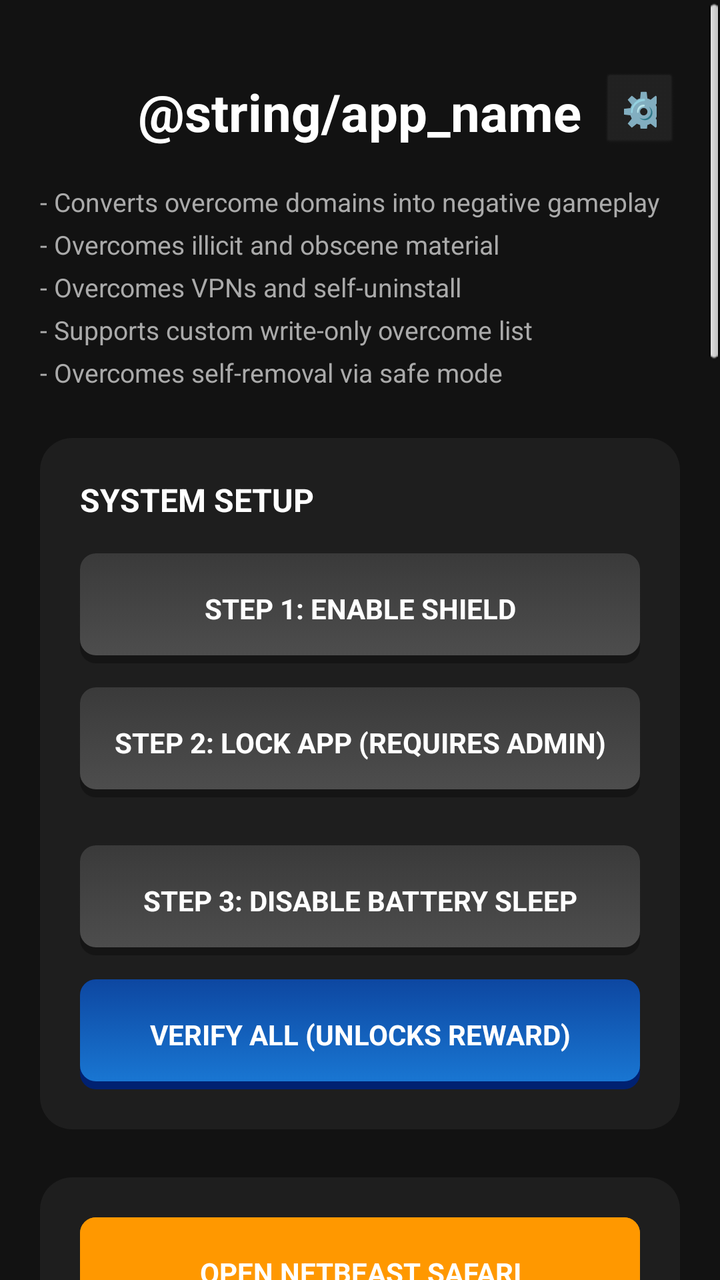
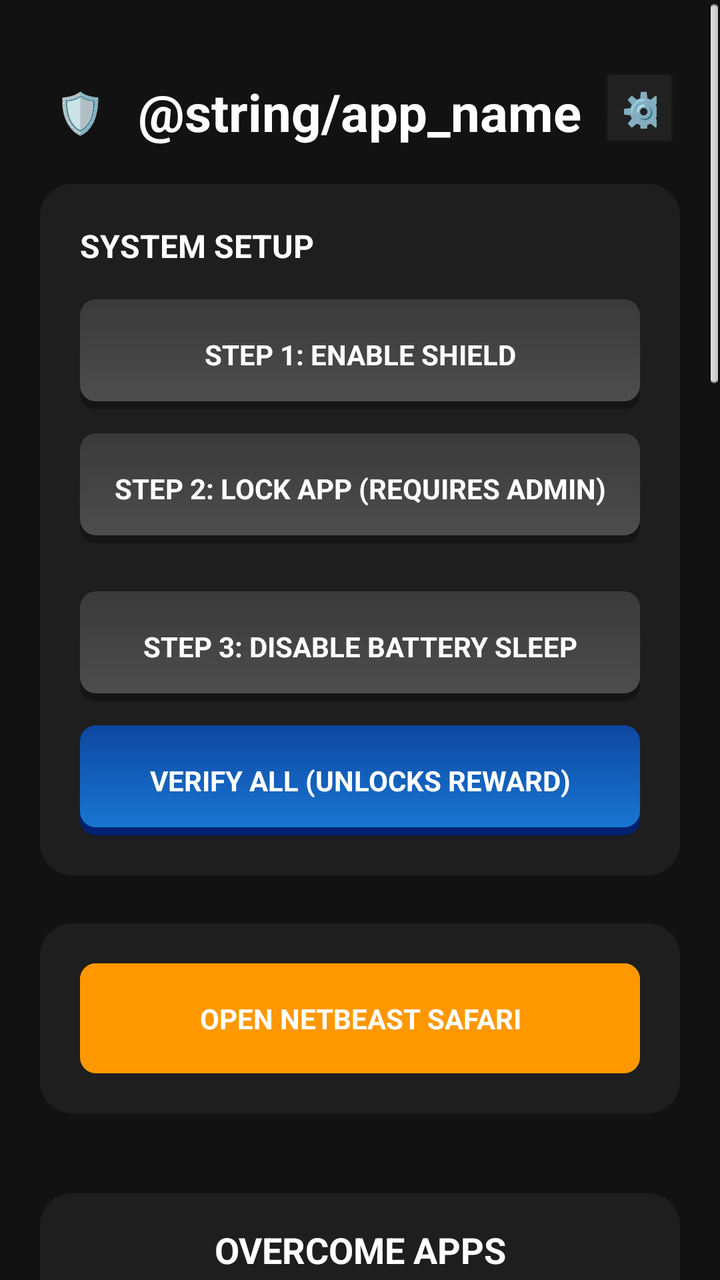

An Android layout rendered at two revisions. The XML below is the earlier revision; the diff shows what the commit changed to produce the second picture.
<!-- AndroidManifest.xml: application theme android:Theme.NoTitleBar -->
<!-- res/layout/activity_main.xml -->
<?xml version="1.0" encoding="utf-8"?>
<ScrollView xmlns:android="http://schemas.android.com/apk/res/android"
    android:layout_width="match_parent" android:layout_height="match_parent"
    android:background="#121212" android:fillViewport="true">
    <LinearLayout android:id="@+id/llMainContent" android:orientation="vertical" android:padding="20dp" android:gravity="center_horizontal"
        android:layout_width="match_parent" android:layout_height="wrap_content">

        <RelativeLayout android:layout_width="match_parent" android:layout_height="wrap_content" android:layout_marginTop="16dp" android:layout_marginBottom="16dp">
            <TextView android:layout_width="wrap_content" android:layout_height="wrap_content" android:text="@string/app_name" android:textColor="#FFFFFF" android:textSize="26sp" android:textStyle="bold" android:layout_centerInParent="true"/>
            <Button android:id="@+id/btnSettings" android:layout_width="40dp" android:layout_height="40dp" android:text="⚙️" android:textSize="18sp" android:backgroundTint="#222" android:textColor="#FFF" android:layout_alignParentEnd="true" android:layout_centerVertical="true"/>
        </RelativeLayout>

        <TextView android:layout_width="match_parent" android:layout_height="wrap_content"
            android:text="- Converts overcome domains into negative gameplay\n- Overcomes illicit and obscene material\n- Overcomes VPNs and self-uninstall\n- Supports custom write-only overcome list\n- Overcomes self-removal via safe mode"
            android:textColor="#AAAAAA" android:textSize="13sp" android:layout_marginBottom="24dp" android:lineSpacingExtra="6dp"/>

        <Button android:id="@+id/btnSafeAppManager" android:layout_width="match_parent" android:layout_height="60dp" android:text="SAFE APP MANAGER (UNINSTALL APPS)" android:background="@drawable/bg_btn_accent" android:textColor="#FFFFFF" android:visibility="gone" android:layout_marginBottom="16dp"/>

        <LinearLayout android:id="@+id/llMomentumContainer" android:layout_width="match_parent" android:layout_height="wrap_content" android:orientation="vertical" android:visibility="gone" android:background="@drawable/bg_card" android:padding="16dp" android:layout_marginBottom="16dp">
            <TextView android:layout_width="match_parent" android:layout_height="wrap_content" android:text="MOMENTUM CORE" android:textAlignment="center" android:textColor="#FFFFFF" android:textSize="20sp" android:textStyle="bold" />
            <ProgressBar android:id="@+id/barMomentum" style="?android:attr/progressBarStyleHorizontal" android:layout_width="match_parent" android:layout_height="24dp" android:layout_marginTop="12dp" android:max="100" android:progress="0" />
            <TextView android:id="@+id/tvMomentumText" android:layout_width="match_parent" android:layout_height="wrap_content" android:text="0 MINS AVAILABLE" android:textAlignment="center" android:textColor="#4CAF50" android:textSize="18sp" android:textStyle="bold" />
            <TextView android:layout_width="match_parent" android:layout_height="wrap_content" android:text="Use them before they evaporate." android:textAlignment="center" android:textColor="#888888" android:textSize="12sp" android:layout_marginBottom="16dp"/>

            <LinearLayout android:layout_width="match_parent" android:layout_height="wrap_content" android:orientation="horizontal">
                <Button android:id="@+id/btnTabEarned" android:layout_width="0dp" android:layout_height="70dp" android:layout_weight="1" android:background="@drawable/bg_btn_accent" android:text="GAINED" android:textColor="#FFFFFF" />
                <Button android:id="@+id/btnTabSpent" android:layout_width="0dp" android:layout_height="70dp" android:layout_weight="1" android:background="@drawable/bg_btn_standard" android:text="SPEND" android:textColor="#FFFFFF" />
                <Button android:id="@+id/btnTabLeaders" android:layout_width="0dp" android:layout_height="70dp" android:layout_weight="1" android:background="@drawable/bg_btn_standard" android:text="LEADERS" android:textColor="#FFFFFF" />
            </LinearLayout>

            <LinearLayout android:id="@+id/llEarnedList" android:layout_width="match_parent" android:layout_height="wrap_content" android:orientation="vertical" android:layout_marginTop="12dp"/>
            <LinearLayout android:id="@+id/llSpentList" android:layout_width="match_parent" android:layout_height="wrap_content" android:orientation="vertical" android:layout_marginTop="12dp" android:visibility="gone"/>
            <LinearLayout android:id="@+id/llLeaderList" android:layout_width="match_parent" android:layout_height="wrap_content" android:orientation="vertical" android:layout_marginTop="12dp" android:visibility="gone"/>
        </LinearLayout>

        <include layout="@layout/card_onboarding"/>

        <LinearLayout android:id="@+id/llSafariCard" style="@style/AppCard">
            <Button android:id="@+id/btnGame" style="@style/AppButton.Accent" android:backgroundTint="#FF9800" android:text="OPEN NETBEAST SAFARI" android:layout_marginBottom="0dp"/>
        </LinearLayout>

        <include layout="@layout/card_overcome"/>

        
        <LinearLayout android:layout_width="match_parent" android:layout_height="wrap_content" android:orientation="vertical" android:background="@drawable/bg_card" android:padding="16dp" android:layout_marginTop="16dp" android:layout_marginBottom="16dp">
            <TextView android:layout_width="match_parent" android:layout_height="wrap_content" android:text="HABIT SUBSTITUTION" android:textAlignment="center" android:textColor="#4CAF50" android:textSize="18sp" android:textStyle="bold" android:layout_marginBottom="8dp"/>
            <TextView android:layout_width="match_parent" android:layout_height="wrap_content" android:text="Redirect bad habits instantly into productive ones." android:textAlignment="center" android:textColor="#888" android:textSize="12sp" android:layout_marginBottom="16dp"/>
            
            <TextView android:layout_width="match_parent" android:layout_height="wrap_content" android:text="When I try to access:" android:textColor="#FFF" android:textSize="14sp" />
            <Spinner android:id="@+id/spinRedirectTrigger" android:layout_width="match_parent" android:layout_height="48dp" android:backgroundTint="#4CAF50" android:layout_marginBottom="12dp"/>
            
            <TextView android:layout_width="match_parent" android:layout_height="wrap_content" android:text="Channel energy to:" android:textColor="#FFF" android:textSize="14sp" />
            <Spinner android:id="@+id/spinRedirectTarget" android:layout_width="match_parent" android:layout_height="48dp" android:backgroundTint="#4CAF50" android:layout_marginBottom="8dp"/>
            
            <EditText android:id="@+id/etCustomRedirect" android:layout_width="match_parent" android:layout_height="48dp" android:hint="Enter custom URL (e.g. en.wikipedia.org)" android:textColorHint="#666" android:textColor="#FFF" android:backgroundTint="#FFF" android:singleLine="true" android:visibility="gone" android:layout_marginBottom="8dp"/>
            <Spinner android:id="@+id/spinCustomApp" android:layout_width="match_parent" android:layout_height="48dp" android:backgroundTint="#4CAF50" android:visibility="gone" android:layout_marginBottom="8dp"/>
            
            <Button android:id="@+id/btnAddRedirect" android:layout_width="match_parent" android:layout_height="50dp" android:background="@drawable/bg_btn_success" android:text="ADD REDIRECT" android:textColor="#FFFFFF" />
            
            <LinearLayout android:id="@+id/llRedirects" android:layout_width="match_parent" android:layout_height="wrap_content" android:orientation="vertical" android:layout_marginTop="16dp"/>
        </LinearLayout>

        
        <LinearLayout android:id="@+id/llNightfallCard" android:layout_width="match_parent" android:layout_height="wrap_content" android:orientation="vertical" android:background="@drawable/bg_card" android:padding="16dp" android:layout_marginTop="16dp" android:layout_marginBottom="16dp">
            <TextView android:layout_width="match_parent" android:layout_height="wrap_content" android:text="🌙 NIGHTFALL SHIELD" android:textAlignment="center" android:textColor="#00BCD4" android:textSize="18sp" android:textStyle="bold" android:layout_marginBottom="8dp"/>
            <TextView android:layout_width="match_parent" android:layout_height="wrap_content" android:text="Locks out non-essential apps during rest hours, allowing only calls and messages." android:textAlignment="center" android:textColor="#888" android:textSize="12sp" android:layout_marginBottom="16dp"/>
            <CheckBox android:id="@+id/cbMainNightfall" android:layout_width="match_parent" android:layout_height="wrap_content" android:text="Enable Nightfall Mode (Calls Only)" android:textColor="#FFF" android:textSize="14sp" android:layout_marginBottom="12dp"/>
            <LinearLayout android:id="@+id/llMainNightfallTimes" android:layout_width="match_parent" android:layout_height="wrap_content" android:orientation="horizontal" android:visibility="gone" android:layout_marginBottom="8dp">
                <Button android:id="@+id/btnMainNightfallStart" android:layout_width="0dp" android:layout_height="50dp" android:layout_weight="1" android:background="@drawable/bg_btn_standard" android:text="Start: Not Set" android:textColor="#FFFFFF" android:layout_marginEnd="4dp"/>
                <Button android:id="@+id/btnMainNightfallEnd" android:layout_width="0dp" android:layout_height="50dp" android:layout_weight="1" android:background="@drawable/bg_btn_standard" android:text="End: Not Set" android:textColor="#FFFFFF" android:layout_marginStart="4dp"/>
            </LinearLayout>
        </LinearLayout>

        
        <LinearLayout android:layout_width="match_parent" android:layout_height="wrap_content" android:orientation="vertical" android:background="@drawable/bg_card" android:padding="16dp" android:layout_marginTop="24dp" android:layout_marginBottom="16dp">
            <TextView android:layout_width="match_parent" android:layout_height="wrap_content" android:text="DRASTIC OVERCOMING" android:textAlignment="center" android:textColor="#F44336" android:textSize="18sp" android:textStyle="bold" android:layout_marginBottom="12dp"/>
            <TextView android:layout_width="match_parent" android:layout_height="wrap_content" android:text="These nuclear options can be engaged instantly, but can ONLY be disabled by scheduling a System Override Pause below." android:textAlignment="center" android:textColor="#888888" android:textSize="12sp" android:layout_marginBottom="16dp"/>
            
            <Button android:id="@+id/btnDrasticDumbPhoneCamera" android:layout_width="match_parent" android:layout_height="50dp" android:background="@drawable/bg_btn_warning" android:text="Dumb Phone (WITH Camera)" android:textColor="#FFFFFF" android:layout_marginBottom="8dp"/>
            <Button android:id="@+id/btnDrasticDumbPhoneNoCamera" android:layout_width="match_parent" android:layout_height="50dp" android:background="@drawable/bg_btn_warning" android:text="Dumb Phone (NO Camera)" android:textColor="#FFFFFF" android:layout_marginBottom="8dp"/>
            
            <Button android:id="@+id/btnDrasticNoInternet" android:layout_width="match_parent" android:layout_height="50dp" android:background="@drawable/bg_btn_warning" android:text="Remove Internet From My Phone" android:textColor="#FFFFFF" android:layout_marginBottom="8dp"/>
            <Button android:id="@+id/btnDrasticNoVideos" android:layout_width="match_parent" android:layout_height="50dp" android:background="@drawable/bg_btn_warning" android:text="Block All Videos System-Wide" android:textColor="#FFFFFF" android:layout_marginBottom="8dp"/>
            <Button android:id="@+id/btnDrasticCallsOnly" android:layout_width="match_parent" android:layout_height="50dp" android:background="@drawable/bg_btn_danger" android:text="Calls and Texts ONLY" android:textColor="#FFFFFF"/>
        </LinearLayout>

        
        <LinearLayout android:id="@+id/llDebugTerminal" android:layout_width="match_parent" android:layout_height="250dp" android:orientation="vertical" android:visibility="gone" android:background="#000000" android:padding="8dp" android:layout_marginTop="24dp" android:layout_marginBottom="16dp">
            <TextView android:layout_width="match_parent" android:layout_height="wrap_content" android:text="LIVE UI DEBUGGER ACTIVE" android:textColor="#00FF00" android:textSize="12sp" android:textStyle="bold" android:layout_marginBottom="4dp"/>
            <ScrollView android:layout_width="match_parent" android:layout_height="match_parent">
                <TextView android:id="@+id/tvTerminalOutput" android:layout_width="match_parent" android:layout_height="wrap_content" android:textColor="#00FF00" android:textSize="10sp" android:fontFamily="monospace"/>
            </ScrollView>
        </LinearLayout>
        
        
        <Button android:id="@+id/btnToggleOverride" android:layout_width="match_parent" android:layout_height="60dp" android:layout_marginTop="24dp" android:background="@drawable/bg_btn_standard" android:text="SYSTEM OVERRIDE (UNINSTALL/PAUSE)" android:textColor="#FFFFFF" />
        <LinearLayout android:id="@+id/llOverrideDetails" android:layout_width="match_parent" android:layout_height="wrap_content" android:orientation="vertical" android:visibility="gone" android:background="@drawable/bg_card" android:padding="16dp" android:layout_marginTop="8dp" android:layout_marginBottom="40dp">
            <TextView android:id="@+id/tvOverrideStatus" android:layout_width="match_parent" android:layout_height="wrap_content" android:text="Select delay before unlock:" android:textColor="#FFFFFF" android:textSize="14sp" android:layout_marginBottom="12dp"/>
            <SeekBar android:id="@+id/seekOverride" android:layout_width="match_parent" android:layout_height="wrap_content" android:max="4" android:progress="0" />
            <LinearLayout android:layout_width="match_parent" android:layout_height="wrap_content" android:orientation="horizontal" android:layout_marginTop="4dp">
                <TextView android:layout_width="0dp" android:layout_height="wrap_content" android:layout_weight="1" android:text="1D" android:textColor="#888" android:textSize="11sp" android:gravity="start"/>
                <TextView android:layout_width="0dp" android:layout_height="wrap_content" android:layout_weight="1" android:text="3D" android:textColor="#888" android:textSize="11sp" android:gravity="center"/>
                <TextView android:layout_width="0dp" android:layout_height="wrap_content" android:layout_weight="1" android:text="5D" android:textColor="#888" android:textSize="11sp" android:gravity="center"/>
                <TextView android:layout_width="0dp" android:layout_height="wrap_content" android:layout_weight="1" android:text="1W" android:textColor="#888" android:textSize="11sp" android:gravity="center"/>
                <TextView android:layout_width="0dp" android:layout_height="wrap_content" android:layout_weight="1" android:text="2W" android:textColor="#888" android:textSize="11sp" android:gravity="end"/>
            </LinearLayout>
            <TextView android:layout_width="match_parent" android:layout_height="wrap_content" android:text="Note: You can only increase this delay, never decrease it." android:textColor="#F44336" android:textSize="12sp" android:layout_marginTop="8dp" android:layout_marginBottom="16dp" android:textStyle="italic"/>
            <LinearLayout android:layout_width="match_parent" android:layout_height="wrap_content" android:orientation="horizontal">
                <Button android:id="@+id/btnSchedPause" android:layout_width="0dp" android:layout_height="50dp" android:layout_weight="1" android:background="@drawable/bg_btn_warning" android:text="SCHED PAUSE" android:textColor="#FFFFFF" android:layout_marginEnd="4dp"/>
                <Button android:id="@+id/btnSchedUninstall" android:layout_width="0dp" android:layout_height="50dp" android:layout_weight="1" android:background="@drawable/bg_btn_danger" android:text="SCHED UNINSTALL" android:textColor="#FFFFFF" android:layout_marginStart="4dp"/>
            </LinearLayout>
        </LinearLayout>

    </LinearLayout>
</ScrollView>
<!-- res/layout/card_onboarding.xml (included above) -->
<?xml version="1.0" encoding="utf-8"?>
<LinearLayout xmlns:android="http://schemas.android.com/apk/res/android"
    android:id="@+id/llOnboarding" style="@style/AppCard">
    <TextView android:layout_width="wrap_content" android:layout_height="wrap_content" style="@style/TextHeader" android:text="SYSTEM SETUP"/>
    
    <Button android:id="@+id/btnStep1" style="@style/AppButton.Standard" android:text="STEP 1: ENABLE SHIELD"/>
    <Button android:id="@+id/btnStep2" style="@style/AppButton.Standard" android:text="STEP 2: LOCK APP (REQUIRES ADMIN)"/>
    <Button android:id="@+id/btnStepBatteryOpt" style="@style/AppButton.Standard" android:text="STEP 3: DISABLE BATTERY SLEEP" android:layout_marginTop="12dp"/>
    
    
    <Button android:id="@+id/btnStep4" style="@style/AppButton.Standard" android:text="STEP 4: FIX OEM AUTOSTART" android:layout_marginTop="12dp" android:visibility="gone"/>
    <Button android:id="@+id/btnStep5" style="@style/AppButton.Standard" android:text="STEP 5: FIX OEM BATTERY SAVER" android:layout_marginTop="12dp" android:visibility="gone"/>
    
    <Button android:id="@+id/btnTestFilter" style="@style/AppButton.Accent" android:text="VERIFY ALL (UNLOCKS REWARD)" android:layout_marginBottom="0dp"/>
</LinearLayout>
<!-- res/layout/card_overcome.xml (included above) -->
<?xml version="1.0" encoding="utf-8"?>
<LinearLayout xmlns:android="http://schemas.android.com/apk/res/android"
    android:layout_width="match_parent" android:layout_height="wrap_content"
    android:orientation="vertical" android:background="@drawable/bg_card"
    android:padding="16dp" android:layout_marginTop="16dp" android:layout_marginBottom="16dp"
    android:id="@+id/cardOvercomeApp">

    <TextView android:layout_width="match_parent" android:layout_height="wrap_content"
        android:text="OVERCOME APPS" android:textAlignment="center" android:textColor="#FFFFFF" android:textSize="18sp" android:textStyle="bold" />

    <GridLayout android:layout_width="match_parent" android:layout_height="wrap_content"
        android:columnCount="2" android:layout_marginTop="8dp">

        <Spinner android:id="@+id/spinSocialApps" android:layout_width="0dp" android:layout_height="48dp" android:layout_columnWeight="1" android:layout_margin="4dp" android:backgroundTint="#4CAF50" />
        <Spinner android:id="@+id/spinVideoApps" android:layout_width="0dp" android:layout_height="48dp" android:layout_columnWeight="1" android:layout_margin="4dp" android:backgroundTint="#4CAF50" />
        <Spinner android:id="@+id/spinNewsApps" android:layout_width="0dp" android:layout_height="48dp" android:layout_columnWeight="1" android:layout_margin="4dp" android:backgroundTint="#4CAF50" />
        <Spinner android:id="@+id/spinAllApps" android:layout_width="0dp" android:layout_height="48dp" android:layout_columnWeight="1" android:layout_margin="4dp" android:backgroundTint="#4CAF50" />
    </GridLayout>

    <LinearLayout android:id="@+id/llBannedApps" android:layout_width="match_parent" android:layout_height="wrap_content" android:orientation="vertical" android:layout_marginTop="8dp"/>

    <TextView android:layout_width="match_parent" android:layout_height="wrap_content"
        android:text="OVERCOME WEBSITES" android:textAlignment="center" android:textColor="#FFFFFF" android:textSize="18sp" android:textStyle="bold" android:layout_marginTop="24dp"
        android:id="@+id/cardOvercomeWeb"/>

    <GridLayout android:layout_width="match_parent" android:layout_height="wrap_content"
        android:columnCount="2" android:layout_marginTop="8dp">

        <Spinner android:id="@+id/spinSocialWeb" android:layout_width="0dp" android:layout_height="48dp" android:layout_columnWeight="1" android:layout_margin="4dp" android:backgroundTint="#2196F3" />
        <Spinner android:id="@+id/spinVideoWeb" android:layout_width="0dp" android:layout_height="48dp" android:layout_columnWeight="1" android:layout_margin="4dp" android:backgroundTint="#2196F3" />
        <Spinner android:id="@+id/spinNewsWeb" android:layout_width="0dp" android:layout_height="48dp" android:layout_columnWeight="1" android:layout_margin="4dp" android:backgroundTint="#2196F3" />
        <Spinner android:id="@+id/spinSearchWeb" android:layout_width="0dp" android:layout_height="48dp" android:layout_columnWeight="1" android:layout_margin="4dp" android:backgroundTint="#2196F3" />
    </GridLayout>

    <LinearLayout android:layout_width="match_parent" android:layout_height="wrap_content" android:orientation="horizontal" android:layout_marginTop="8dp">
        <EditText android:id="@+id/etCustomWeb" android:layout_width="0dp" android:layout_height="48dp" android:layout_weight="1" android:hint="Or enter custom URL..." android:textColorHint="#666" android:textColor="#FFF" android:backgroundTint="#FFF" android:singleLine="true"/>
        <Button android:id="@+id/btnAddWeb" android:layout_width="wrap_content" android:layout_height="48dp" android:text="OVERCOME" android:backgroundTint="#2196F3" android:textColor="#FFF" android:layout_marginStart="8dp"/>
    </LinearLayout>

    <LinearLayout android:id="@+id/llBannedWebs" android:layout_width="match_parent" android:layout_height="wrap_content" android:orientation="vertical" android:layout_marginTop="8dp"/>
</LinearLayout>
<!-- resources referenced by this layout -->
<resources>
  <!-- drawable bg_btn_accent (drawable) -->
  <?xml version="1.0" encoding="utf-8"?>
  <selector xmlns:android="http://schemas.android.com/apk/res/android">
      <item android:state_pressed="true">
          <layer-list>
              <item><shape><corners android:radius="8dp"/><solid android:color="#002171"/></shape></item>
              <item android:top="4dp" android:bottom="0dp"><shape><corners android:radius="8dp"/><gradient android:angle="270" android:startColor="#093170" android:endColor="#115293"/></shape></item>
          </layer-list>
      </item>
      <item>
          <layer-list>
              <item><shape><corners android:radius="8dp"/><solid android:color="#002171"/></shape></item>
              <item android:top="0dp" android:bottom="4dp"><shape><corners android:radius="8dp"/><gradient android:angle="270" android:startColor="#0D47A1" android:endColor="#1976D2"/></shape></item>
          </layer-list>
      </item>
  </selector>
  <!-- drawable bg_btn_danger (drawable) -->
  <?xml version="1.0" encoding="utf-8"?>
  <selector xmlns:android="http://schemas.android.com/apk/res/android">
      <item android:state_pressed="true">
          <layer-list>
              <item><shape><corners android:radius="8dp"/><solid android:color="#7F0000"/></shape></item>
              <item android:top="4dp" android:bottom="0dp"><shape><corners android:radius="8dp"/><gradient android:angle="270" android:startColor="#8a1111" android:endColor="#b32623"/></shape></item>
          </layer-list>
      </item>
      <item>
          <layer-list>
              <item><shape><corners android:radius="8dp"/><solid android:color="#7F0000"/></shape></item>
              <item android:top="0dp" android:bottom="4dp"><shape><corners android:radius="8dp"/><gradient android:angle="270" android:startColor="#B71C1C" android:endColor="#E53935"/></shape></item>
          </layer-list>
      </item>
  </selector>
  <!-- drawable bg_btn_warning (drawable) -->
  <?xml version="1.0" encoding="utf-8"?>
  <shape xmlns:android="http://schemas.android.com/apk/res/android">
      <solid android:color="#D32F2F" />
      <corners android:radius="12dp" />
  </shape>
  <!-- drawable bg_card (drawable) -->
  <?xml version="1.0" encoding="utf-8"?>
  <shape xmlns:android="http://schemas.android.com/apk/res/android">
      <solid android:color="#1E1E1E" />
      <corners android:radius="16dp" />
  </shape>
  <style name="AppButton.Accent">
          <item name="android:background">@drawable/bg_btn_accent</item>
      </style>
  <style name="AppButton.Standard">
          <item name="android:background">@drawable/bg_btn_standard</item>
      </style>
  <style name="AppCard">
          <item name="android:layout_width">match_parent</item>
          <item name="android:layout_height">wrap_content</item>
          <item name="android:orientation">vertical</item>
          <item name="android:background">@drawable/bg_card</item>
          <item name="android:padding">20dp</item>
          <item name="android:layout_marginBottom">24dp</item>
      </style>
  <style name="TextHeader">
          <item name="android:textColor">#FFFFFF</item>
          <item name="android:textSize">16sp</item>
          <item name="android:textStyle">bold</item>
          <item name="android:layout_marginBottom">16dp</item>
      </style>
  <!-- unchanged entries left out for length: 2 -->
</resources>

<!-- the commit's change to res/layout/activity_main.xml (unified diff, before → after) -->
@@ -6,13 +6,14 @@
         android:layout_width="match_parent" android:layout_height="wrap_content">
 
         <RelativeLayout android:layout_width="match_parent" android:layout_height="wrap_content" android:layout_marginTop="16dp" android:layout_marginBottom="16dp">
+            <TextView android:id="@+id/tvShieldStatusIcon" android:layout_width="40dp" android:layout_height="40dp" android:text="🛡️" android:textSize="20sp" android:gravity="center" android:layout_alignParentStart="true" android:layout_centerVertical="true"/>
             <TextView android:layout_width="wrap_content" android:layout_height="wrap_content" android:text="@string/app_name" android:textColor="#FFFFFF" android:textSize="26sp" android:textStyle="bold" android:layout_centerInParent="true"/>
             <Button android:id="@+id/btnSettings" android:layout_width="40dp" android:layout_height="40dp" android:text="⚙️" android:textSize="18sp" android:backgroundTint="#222" android:textColor="#FFF" android:layout_alignParentEnd="true" android:layout_centerVertical="true"/>
         </RelativeLayout>
 
-        <TextView android:layout_width="match_parent" android:layout_height="wrap_content"
-            android:text="- Converts overcome domains into negative gameplay\n- Overcomes illicit and obscene material\n- Overcomes VPNs and self-uninstall\n- Supports custom write-only overcome list\n- Overcomes self-removal via safe mode"
-            android:textColor="#AAAAAA" android:textSize="13sp" android:layout_marginBottom="24dp" android:lineSpacingExtra="6dp"/>
+        
+
+        <include layout="@layout/card_onboarding"/>
 
         <Button android:id="@+id/btnSafeAppManager" android:layout_width="match_parent" android:layout_height="60dp" android:text="SAFE APP MANAGER (UNINSTALL APPS)" android:background="@drawable/bg_btn_accent" android:textColor="#FFFFFF" android:visibility="gone" android:layout_marginBottom="16dp"/>
 
@@ -33,7 +34,7 @@
             <LinearLayout android:id="@+id/llLeaderList" android:layout_width="match_parent" android:layout_height="wrap_content" android:orientation="vertical" android:layout_marginTop="12dp" android:visibility="gone"/>
         </LinearLayout>
 
-        <include layout="@layout/card_onboarding"/>
+        
 
         <LinearLayout android:id="@+id/llSafariCard" style="@style/AppCard">
             <Button android:id="@+id/btnGame" style="@style/AppButton.Accent" android:backgroundTint="#FF9800" android:text="OPEN NETBEAST SAFARI" android:layout_marginBottom="0dp"/>
@@ -62,9 +63,10 @@
 
         
         <LinearLayout android:id="@+id/llNightfallCard" android:layout_width="match_parent" android:layout_height="wrap_content" android:orientation="vertical" android:background="@drawable/bg_card" android:padding="16dp" android:layout_marginTop="16dp" android:layout_marginBottom="16dp">
-            <TextView android:layout_width="match_parent" android:layout_height="wrap_content" android:text="🌙 NIGHTFALL SHIELD" android:textAlignment="center" android:textColor="#00BCD4" android:textSize="18sp" android:textStyle="bold" android:layout_marginBottom="8dp"/>
-            <TextView android:layout_width="match_parent" android:layout_height="wrap_content" android:text="Locks out non-essential apps during rest hours, allowing only calls and messages." android:textAlignment="center" android:textColor="#888" android:textSize="12sp" android:layout_marginBottom="16dp"/>
+            
+            
             <CheckBox android:id="@+id/cbMainNightfall" android:layout_width="match_parent" android:layout_height="wrap_content" android:text="Enable Nightfall Mode (Calls Only)" android:textColor="#FFF" android:textSize="14sp" android:layout_marginBottom="12dp"/>
+            <CheckBox android:id="@+id/cbNightfallNotes" android:layout_width="match_parent" android:layout_height="wrap_content" android:text="Allow writing notes at night" android:textColor="#FFF" android:textSize="14sp" android:layout_marginBottom="12dp" android:checked="true"/>
             <LinearLayout android:id="@+id/llMainNightfallTimes" android:layout_width="match_parent" android:layout_height="wrap_content" android:orientation="horizontal" android:visibility="gone" android:layout_marginBottom="8dp">
                 <Button android:id="@+id/btnMainNightfallStart" android:layout_width="0dp" android:layout_height="50dp" android:layout_weight="1" android:background="@drawable/bg_btn_standard" android:text="Start: Not Set" android:textColor="#FFFFFF" android:layout_marginEnd="4dp"/>
                 <Button android:id="@+id/btnMainNightfallEnd" android:layout_width="0dp" android:layout_height="50dp" android:layout_weight="1" android:background="@drawable/bg_btn_standard" android:text="End: Not Set" android:textColor="#FFFFFF" android:layout_marginStart="4dp"/>
